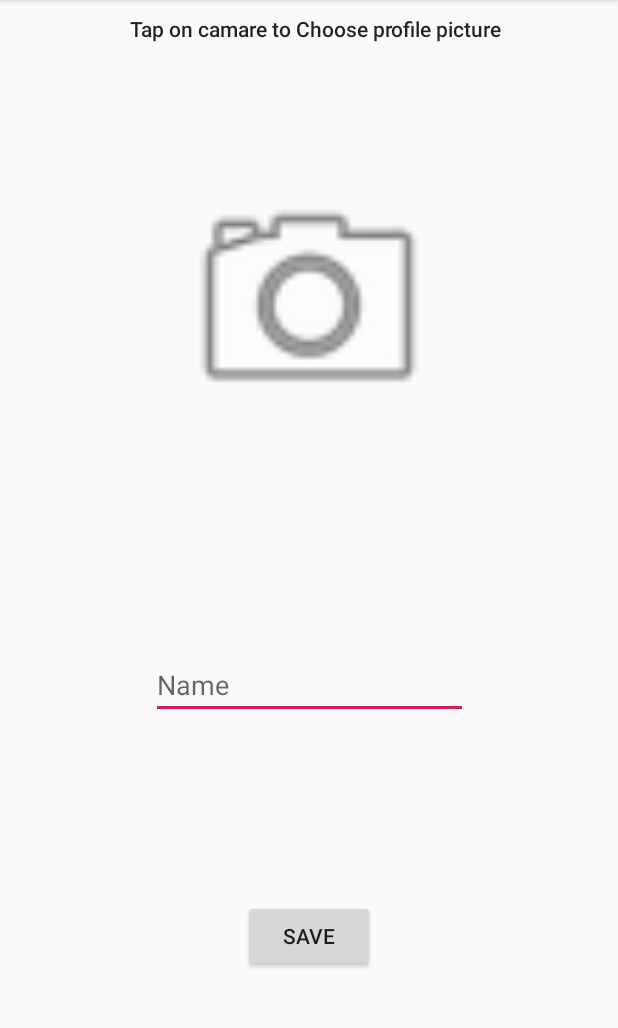
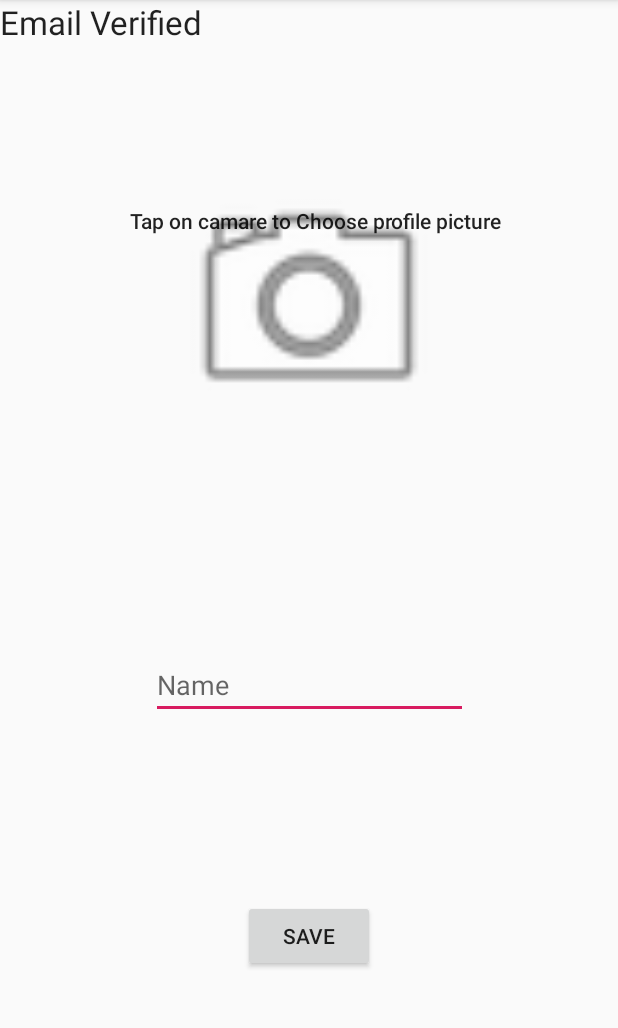
Before and after one commit to HEMANGDODIA/BookSharing, an Android app: the Profile screen opened directly, with no data from a screen before it, on a phone screen of 412 x 824 dp, the part 84-1112 px from its top. Run offline under Robolectric (Android 15) with nearby library versions, the phone set to English and light mode, and no system bars; our stand-ins replace Firebase (no records; nobody signed in at launch, a user with empty details on screens opened directly).

Commit message:
email verified

```diff
--- a/app/build.gradle
+++ b/app/build.gradle
@@ -37,4 +37,7 @@ dependencies {
     androidTestImplementation 'androidx.test.ext:junit:1.1.1'
     androidTestImplementation 'androidx.test.espresso:espresso-core:3.2.0'
 
+    implementation 'com.github.bumptech.glide:glide:4.11.0'
+    annotationProcessor 'com.github.bumptech.glide:compiler:4.11.0'
+
 }
--- a/app/src/main/java/com/BookSharing/MainActivity.java
+++ b/app/src/main/java/com/BookSharing/MainActivity.java
@@ -42,7 +42,9 @@ public class MainActivity extends AppCompatActivity implements View.OnClickListe
         switch (v.getId())
         {
             case R.id.textViewSignUp:
+
                 startActivity(new Intent(this,SignUp.class));
+                finish();
                 break;
 
             case R.id.buttonLogin:
@@ -90,6 +92,7 @@ public class MainActivity extends AppCompatActivity implements View.OnClickListe
                 progressBar.setVisibility(View.GONE);
                 if (task.isSuccessful())
                 {
+                    finish();
 
                     Intent intent=new Intent(MainActivity.this,Choice.class);
                     intent.addFlags(intent.FLAG_ACTIVITY_CLEAR_TOP);
--- a/app/src/main/java/com/BookSharing/Profile.java
+++ b/app/src/main/java/com/BookSharing/Profile.java
@@ -13,8 +13,10 @@ import android.view.View;
 import android.widget.EditText;
 import android.widget.ImageView;
 import android.widget.ProgressBar;
+import android.widget.TextView;
 import android.widget.Toast;
 
+import com.bumptech.glide.Glide;
 import com.google.android.gms.auth.api.signin.internal.Storage;
 import com.google.android.gms.tasks.Continuation;
 import com.google.android.gms.tasks.OnCompleteListener;
@@ -39,6 +41,7 @@ public class Profile extends AppCompatActivity {
     ImageView imageView;
     EditText editText;
 
+    TextView textView;
     String message,downloadImageUrl;
     Uri uriProfileImage;
     ProgressBar progressBar;
@@ -50,6 +53,7 @@ public class Profile extends AppCompatActivity {
         super.onCreate(savedInstanceState);
         setContentView(R.layout.activity_profile);
 
+        textView=findViewById(R.id.textViewVerified);
         mAuth=FirebaseAuth.getInstance();
         editText=findViewById(R.id.editTextprofile);
         imageView=findViewById(R.id.imageViewprofile);
@@ -63,6 +67,7 @@ public class Profile extends AppCompatActivity {
 
             }
         });
+        loadUserInformation();
 
         findViewById(R.id.buttonsave).setOnClickListener(new View.OnClickListener() {
             @Override
@@ -80,6 +85,48 @@ public class Profile extends AppCompatActivity {
                 }
             }
         });
+    }
+
+    @Override
+    protected void onStart() {
+        super.onStart();
+        if(mAuth.getCurrentUser()==null)
+        {
+            finish();
+            startActivity(new Intent(this,MainActivity.class));
+        }
+    }
+
+
+    private void loadUserInformation() {
+        final FirebaseUser user=mAuth.getCurrentUser();
+        if(user !=null) {
+            if (user.getPhotoUrl() != null) {
+                Glide.with(this).load(user.getPhotoUrl().toString()).into(imageView);
+            }
+            if (user.getDisplayName() != null) {
+            editText.setText(user.getDisplayName());
+            }
+            if(user.isEmailVerified())
+            {
+                textView.setText("Email Verified");
+            }else
+            {
+                textView.setText("Email Not Verified(Click to Verify)");
+                textView.setOnClickListener(new View.OnClickListener() {
+                    @Override
+                    public void onClick(View v) {
+                        user.sendEmailVerification().addOnCompleteListener(new OnCompleteListener<Void>() {
+                            @Override
+                            public void onComplete(@NonNull Task<Void> task) {
+                                Toast.makeText(Profile.this,"Verification Email Sent",Toast.LENGTH_SHORT).show();
+                            }
+                        });
+                    }
+                });
+            }
+
+        }
     }
 
     private void saveUserinformation() {
--- a/app/src/main/java/com/BookSharing/SignUp.java
+++ b/app/src/main/java/com/BookSharing/SignUp.java
@@ -49,6 +49,7 @@ public class SignUp extends AppCompatActivity  implements View.OnClickListener {
                 break;
 
             case R.id.textView1:
+                finish();
                 startActivity(new Intent(this,MainActivity.class));
                 break;
         }
@@ -92,6 +93,7 @@ public class SignUp extends AppCompatActivity  implements View.OnClickListener {
                 progressBar.setVisibility(View.GONE);
                if (task.isSuccessful())
                {
+                   finish();
                    Intent intent=new Intent(SignUp.this,Profile.class);
                    intent.addFlags(intent.FLAG_ACTIVITY_CLEAR_TOP);
                    startActivity(intent);
--- a/app/src/main/res/layout/activity_profile.xml
+++ b/app/src/main/res/layout/activity_profile.xml
@@ -31,7 +31,10 @@
             android:layout_centerHorizontal="true"
             android:layout_centerVertical="true"
             android:visibility="gone"></ProgressBar>
+
+
     </RelativeLayout>
+
 
     <EditText
         android:id="@+id/editTextprofile"
@@ -42,9 +45,9 @@
         android:layout_alignParentTop="true"
         android:layout_alignParentEnd="true"
         android:layout_alignParentBottom="true"
+        android:layout_marginTop="150dp"
         android:ems="10"
         android:hint="Name"
-        android:layout_marginTop="150dp"
         android:inputType="textPersonName"
         app:layout_constraintBottom_toBottomOf="parent"
         app:layout_constraintEnd_toEndOf="parent"
@@ -63,21 +66,28 @@
         android:text="Save"
         app:layout_constraintBottom_toBottomOf="parent"
         app:layout_constraintEnd_toEndOf="parent"
-        app:layout_constraintStart_toStartOf="parent"
-       />
+        app:layout_constraintStart_toStartOf="parent" />
+    <TextView
+        android:layout_width="match_parent"
+        android:layout_height="wrap_content"
+        android:text="Verified"
+        android:textAppearance="@style/TextAppearance.AppCompat.Large"
+        android:id="@+id/textViewVerified"></TextView>
 
     <TextView
         android:id="@+id/textView3"
         android:layout_width="355dp"
         android:layout_height="22dp"
         android:layout_marginStart="32dp"
-        android:layout_marginTop="9dp"
+        android:layout_marginTop="100dp"
         android:layout_marginEnd="24dp"
-        android:layout_marginBottom="15dp"
+        android:layout_marginBottom="572dp"
+        android:text="Tap on camare to Choose profile picture"
         android:textAlignment="center"
-        android:text="Tap on camare to Choose profile picture"
         android:textAppearance="@style/TextAppearance.AppCompat.Body2"
+        app:layout_constraintBottom_toBottomOf="parent"
         app:layout_constraintEnd_toEndOf="parent"
         app:layout_constraintStart_toStartOf="parent"
         app:layout_constraintTop_toTopOf="parent" />
+
 </androidx.constraintlayout.widget.ConstraintLayout>
--- a/build.gradle
+++ b/build.gradle
@@ -17,6 +17,7 @@ buildscript {
 
 allprojects {
     repositories {
+        mavenCentral()
         google()
         jcenter()
 
```
